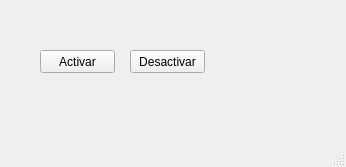
Before: the Qt Designer form appui.ui in CodeDrTech/DevelopPython, drawn with Qt 5.
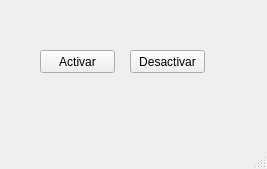
After: the same form once the commit is applied.

The edit to the form file:
```diff
--- a/appui.ui
+++ b/appui.ui
@@ -2,14 +2,23 @@
 <ui version="4.0">
  <class>MainWindow</class>
  <widget class="QMainWindow" name="MainWindow">
+  <property name="enabled">
+   <bool>true</bool>
+  </property>
   <property name="geometry">
    <rect>
     <x>0</x>
     <y>0</y>
-    <width>346</width>
-    <height>167</height>
+    <width>267</width>
+    <height>169</height>
    </rect>
   </property>
+  <property name="sizePolicy">
+   <sizepolicy hsizetype="Ignored" vsizetype="Ignored">
+    <horstretch>0</horstretch>
+    <verstretch>0</verstretch>
+   </sizepolicy>
+  </property>
   <property name="windowTitle">
    <string>MainWindow</string>
   </property>
```
